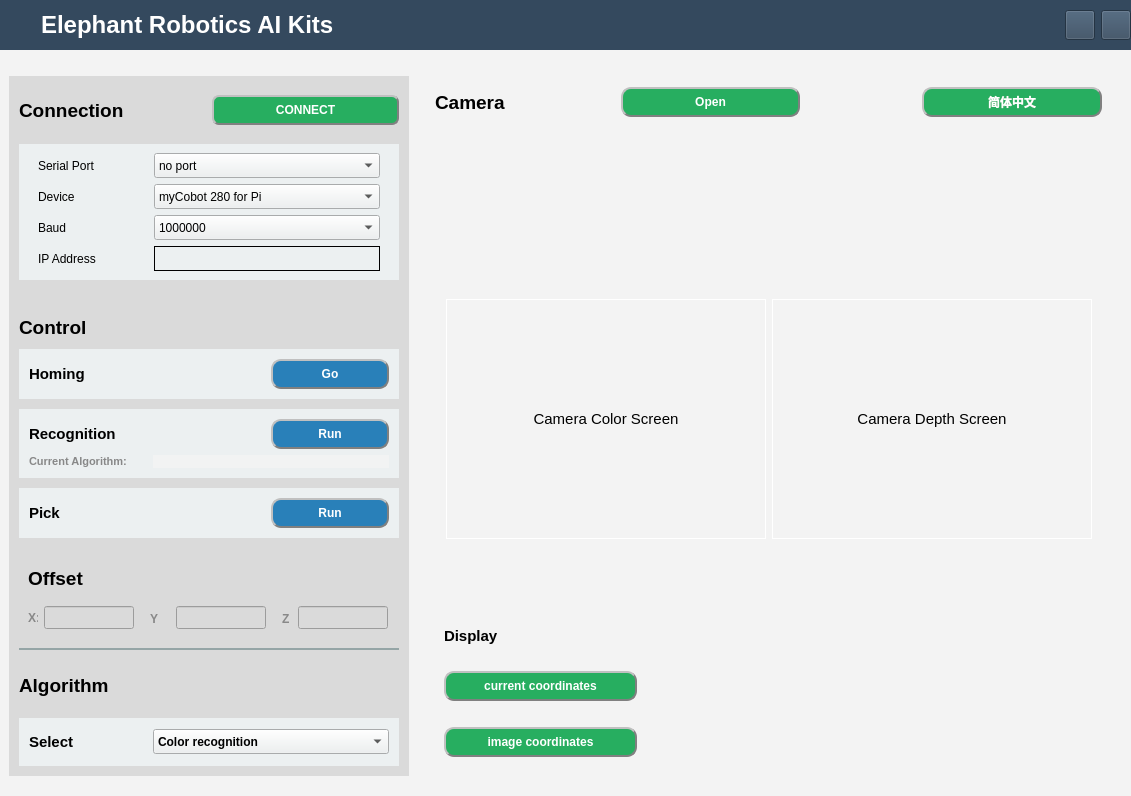
First picture: the form in AiKit_3D_GUI/lib/AiKit_auto.ui, repository elephantrobotics/AiKit_3D, before the edit.
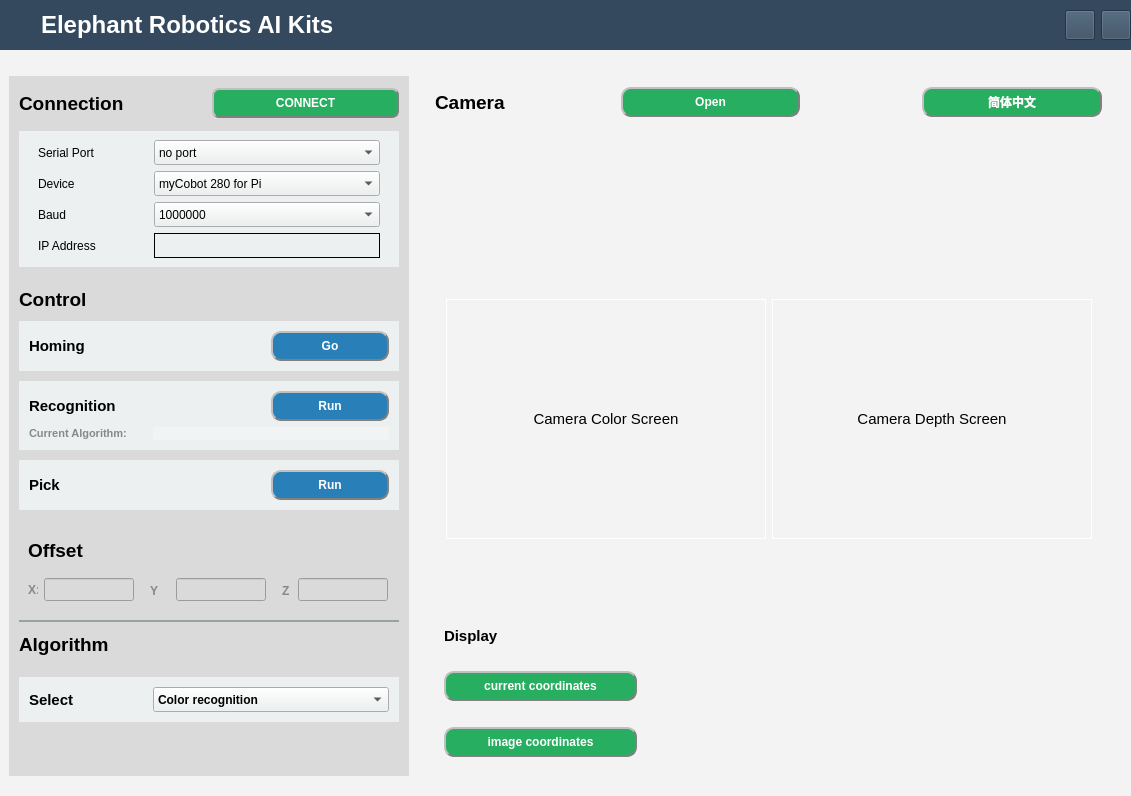
Second picture: the form after the edit. Icons and pictures are not drawn.

Commit message: 更新偏移量的限制

What changed in the file:
```diff
--- a/AiKit_3D_GUI/lib/AiKit_auto.ui
+++ b/AiKit_3D_GUI/lib/AiKit_auto.ui
@@ -1195,6 +1195,9 @@
                 </layout>
                </widget>
               </item>
+              <item>
+               <widget class="QWidget" name="widget_10" native="true"/>
+              </item>
              </layout>
             </widget>
            </item>
```
The commit also changes 2 other files.
